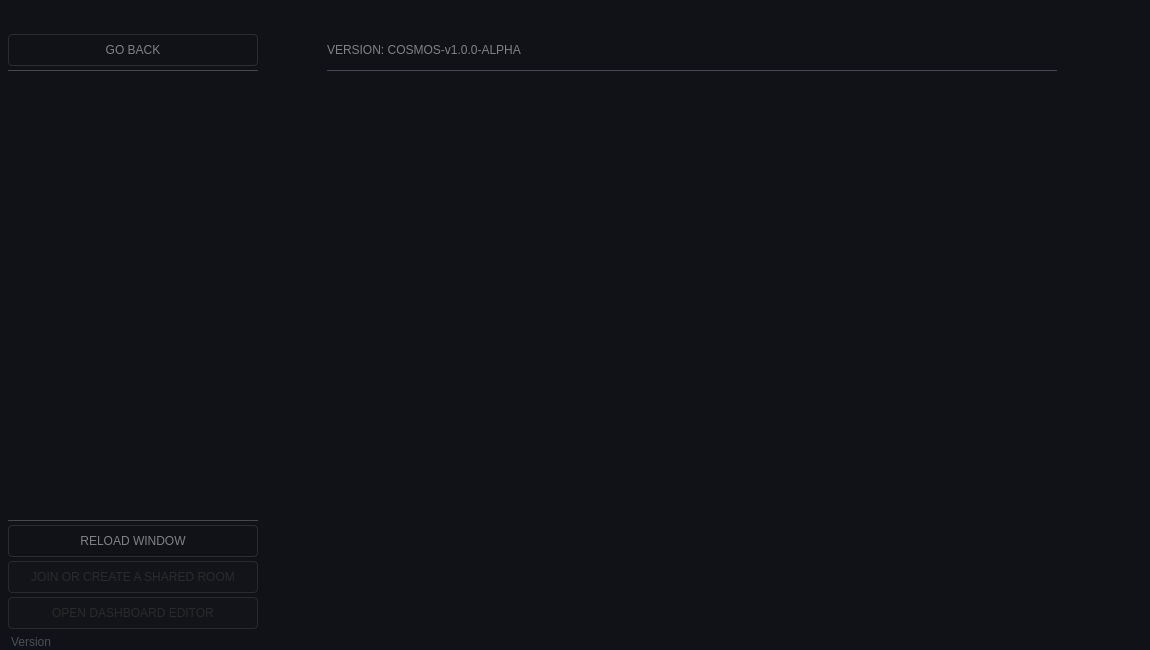
The window that src/ui/desing_files/mainWindow.ui (lowg0d/cosmos-ground-station) describes before a commit, drawn with Qt 5.
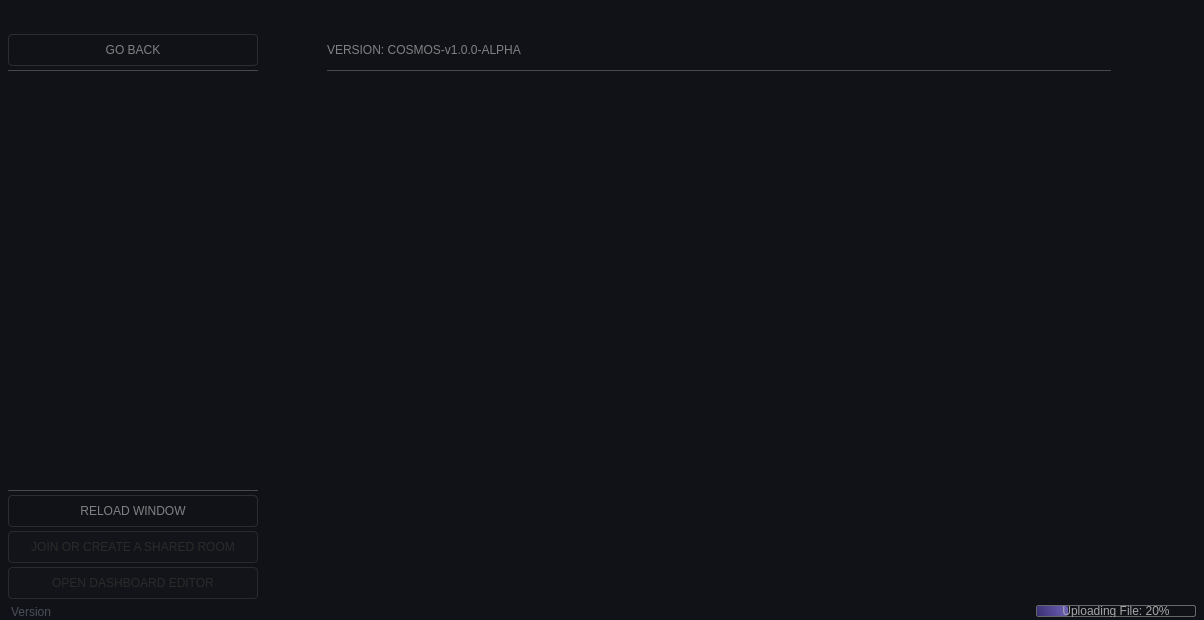
The same window after the commit. The open tabs and pages were chosen to show the change. Icons and pictures are not drawn.

What changed in the file:
```diff
--- a/src/ui/desing_files/mainWindow.ui
+++ b/src/ui/desing_files/mainWindow.ui
@@ -9,13 +9,13 @@
    <rect>
     <x>0</x>
     <y>0</y>
-    <width>1150</width>
-    <height>650</height>
+    <width>1204</width>
+    <height>620</height>
    </rect>
   </property>
   <property name="minimumSize">
    <size>
-    <width>1050</width>
+    <width>750</width>
     <height>550</height>
    </size>
   </property>
@@ -329,6 +329,23 @@
 #frame_preferencesContainer QLabel {
 	font: 63 11pt &quot;Video SemBd&quot;;
 }
+#statusBarFrame QProgressBar{
+	border-style: none;
+	text-align: center;
+	
+	 font: 600 7.5pt &quot;Video SemBd&quot;;
+	border-radius: 2px;
+ 	 color: #a6a7a8;
+
+  border: 1.2px solid #666769;
+}
+
+#statusBarFrame QProgressBar::chunk{
+	border-radius: 2px;
+	background-color: qlineargradient(spread:pad, x1:0.978, y1:0.460273, x2:0, y2:0.562636, stop:0 rgba(108, 95, 180, 255), stop:1 rgba(60, 50, 117, 255));
+	
+}
+
 
 /* SEPARATOR LINES */
 #line,
@@ -712,8 +729,8 @@
                   <rect>
                    <x>0</x>
                    <y>0</y>
-                   <width>730</width>
-                   <height>554</height>
+                   <width>100</width>
+                   <height>30</height>
                   </rect>
                  </property>
                  <layout class="QVBoxLayout" name="verticalLayout_21">
@@ -2137,6 +2154,37 @@
             </property>
            </spacer>
           </item>
+          <item>
+           <widget class="QProgressBar" name="progress_bar_statusBar">
+            <property name="minimumSize">
+             <size>
+              <width>160</width>
+              <height>12</height>
+             </size>
+            </property>
+            <property name="maximumSize">
+             <size>
+              <width>160</width>
+              <height>12</height>
+             </size>
+            </property>
+            <property name="value">
+             <number>20</number>
+            </property>
+            <property name="alignment">
+             <set>Qt::AlignCenter</set>
+            </property>
+            <property name="invertedAppearance">
+             <bool>false</bool>
+            </property>
+            <property name="textDirection">
+             <enum>QProgressBar::TopToBottom</enum>
+            </property>
+            <property name="format">
+             <string>Uploading File: %p%</string>
+            </property>
+           </widget>
+          </item>
          </layout>
         </widget>
        </item>
```
Left out of the diff: 2 changed lines with no effect on the pictures.
